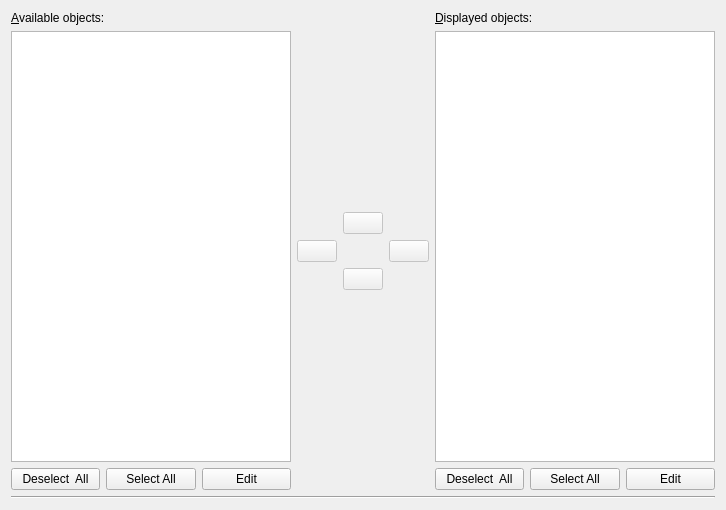
Old version of the form src/libkstapp/contenttab.ui in the repository Kst-plot/kst.
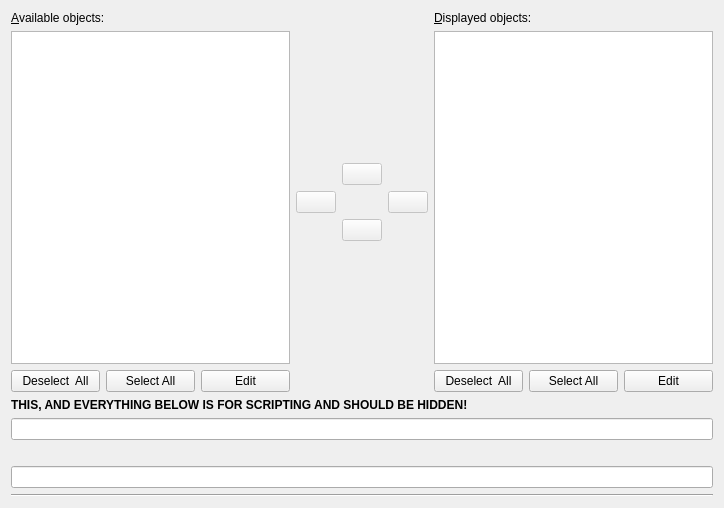
New version of the form.

Commit message: Adds scripting functionality to Kst. PyKst scripts can control and share data with a kst session.

Patch:
```diff
--- a/src/libkstapp/contenttab.ui
+++ b/src/libkstapp/contenttab.ui
@@ -6,8 +6,8 @@
    <rect>
     <x>0</x>
     <y>0</y>
-    <width>726</width>
-    <height>510</height>
+    <width>724</width>
+    <height>508</height>
    </rect>
   </property>
   <layout class="QVBoxLayout" name="verticalLayout_3">
@@ -268,6 +268,44 @@
      </item>
     </layout>
    </item>
+   <item>
+    <widget class="QLabel" name="_scriptLabel1">
+     <property name="font">
+      <font>
+       <weight>75</weight>
+       <bold>true</bold>
+      </font>
+     </property>
+     <property name="text">
+      <string>THIS, AND EVERYTHING BELOW IS FOR SCRIPTING AND SHOULD BE HIDDEN!</string>
+     </property>
+     <property name="buddy">
+      <cstring>_scriptLineEdit1</cstring>
+     </property>
+     <property name="si" stdset="0">
+      <string>insert object</string>
+     </property>
+    </widget>
+   </item>
+   <item>
+    <widget class="QLineEdit" name="_scriptLineEdit1"/>
+   </item>
+   <item>
+    <widget class="QLabel" name="_scriptLabel2">
+     <property name="text">
+      <string/>
+     </property>
+     <property name="buddy">
+      <cstring>_scriptLineEdit2</cstring>
+     </property>
+     <property name="si" stdset="0">
+      <string>remove object</string>
+     </property>
+    </widget>
+   </item>
+   <item>
+    <widget class="QLineEdit" name="_scriptLineEdit2"/>
+   </item>
    <item>
     <widget class="Line" name="line">
      <property name="orientation">
```
The commit also changes 126 other files.
